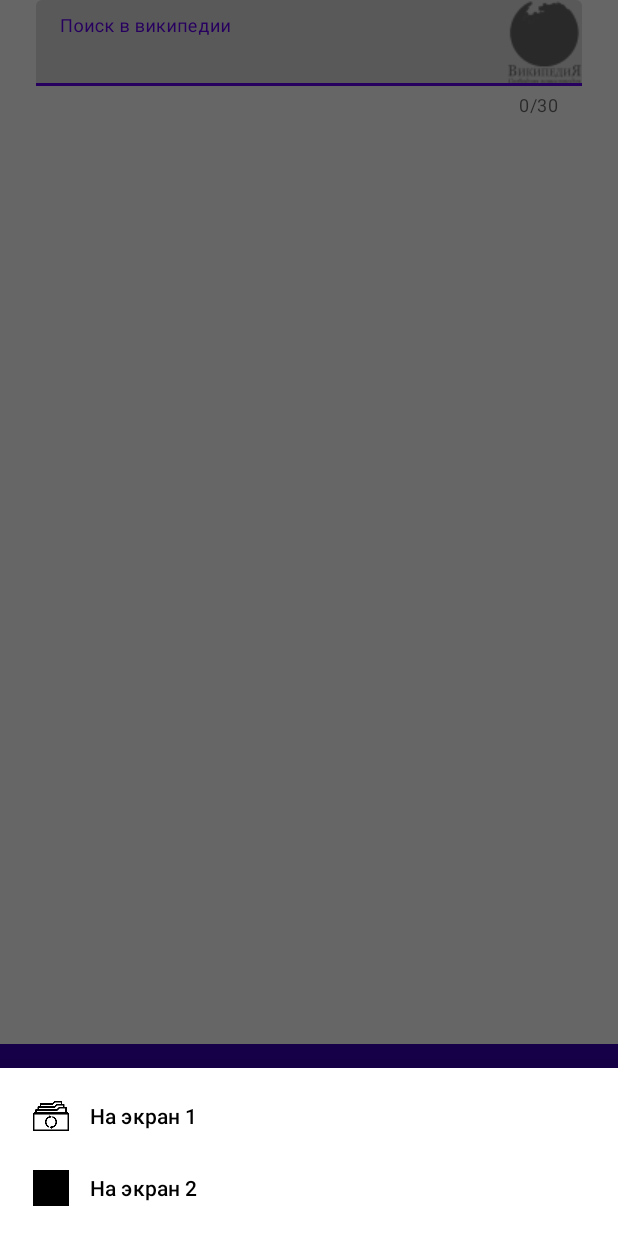
After one commit to HayarovEd/WorkMaterial, an Android app: the fragment BottomNavigationDrawerFragment placed in its activity, on a phone screen of 412 x 824 dp. The commit adds this screen. Run offline under Robolectric (Android 15) with nearby library versions, the phone set to English and light mode, and no system bars; libraries missing offline, so code that uses them is left out: coil.api.load; pictures from the network do not load.

Commit message:
release Navigation Drawer

```diff
--- a/app/src/main/java/com/edurda77/workmaterial/ui/BasicFragment.kt
+++ b/app/src/main/java/com/edurda77/workmaterial/ui/BasicFragment.kt
@@ -103,6 +103,11 @@ class BasicFragment : Fragment() {
         when (item.itemId) {
             R.id.action_favorite -> Toast.makeText(context, "Избранное", Toast.LENGTH_SHORT).show()
             R.id.action_search -> Toast.makeText(context, "Поиск фото", Toast.LENGTH_SHORT).show()
+            android.R.id.home -> {
+                val activity = requireActivity()
+                BottomNavigationDrawerFragment().show(activity.supportFragmentManager, "tag")
+            }
+
         }
 
         return super.onOptionsItemSelected(item)
--- /dev/null
+++ b/app/src/main/java/com/edurda77/workmaterial/ui/BottomNavigationDrawerFragment.kt
@@ -0,0 +1,37 @@
+package com.edurda77.workmaterial.ui
+
+import android.os.Bundle
+import android.view.LayoutInflater
+import android.view.View
+import android.view.ViewGroup
+import android.widget.Toast
+import com.edurda77.workmaterial.R
+import com.google.android.material.bottomsheet.BottomSheetDialogFragment
+import com.google.android.material.navigation.NavigationView
+
+class BottomNavigationDrawerFragment : BottomSheetDialogFragment() {
+
+    private lateinit var navigationView: NavigationView
+
+    override fun onCreateView(
+        inflater: LayoutInflater,
+        container: ViewGroup?,
+        savedInstanceState: Bundle?
+    ): View? {
+        return inflater.inflate(R.layout.dialog_fragment, container, false)
+    }
+
+    override fun onViewCreated(view: View, savedInstanceState: Bundle?) {
+        super.onViewCreated(view, savedInstanceState)
+
+        navigationView = view.findViewById(R.id.navigation_view)
+
+        navigationView.setNavigationItemSelectedListener { menuItem ->
+            when (menuItem.itemId) {
+                R.id.navigation_one -> Toast.makeText(context, "1", Toast.LENGTH_SHORT).show()
+                R.id.navigation_two -> Toast.makeText(context, "2", Toast.LENGTH_SHORT).show()
+            }
+            true
+        }
+    }
+}
--- /dev/null
+++ b/app/src/main/res/layout/dialog_fragment.xml
@@ -0,0 +1,17 @@
+<?xml version="1.0" encoding="utf-8"?>
+<androidx.constraintlayout.widget.ConstraintLayout
+    xmlns:android="http://schemas.android.com/apk/res/android"
+    xmlns:app="http://schemas.android.com/apk/res-auto"
+    android:layout_width="match_parent"
+    android:layout_height="match_parent">
+    <com.google.android.material.navigation.NavigationView
+        android:id="@+id/navigation_view"
+        android:layout_width="match_parent"
+        android:layout_height="wrap_content"
+        android:layout_gravity="bottom"
+        app:layout_constraintEnd_toEndOf="parent"
+        app:layout_constraintStart_toStartOf="parent"
+        app:layout_constraintTop_toTopOf="parent"
+        app:menu="@menu/menu_navigation_dialog" />
+
+</androidx.constraintlayout.widget.ConstraintLayout>
--- /dev/null
+++ b/app/src/main/res/menu/menu_navigation_dialog.xml
@@ -0,0 +1,13 @@
+<?xml version="1.0" encoding="utf-8"?>
+<menu xmlns:android="http://schemas.android.com/apk/res/android">
+    <group android:checkableBehavior="none">
+        <item
+            android:id="@+id/navigation_one"
+            android:icon="@drawable/ic_archive"
+            android:title="На экран 1" />
+        <item
+            android:id="@+id/navigation_two"
+            android:icon="@drawable/ic_send"
+            android:title="На экран 2" />
+    </group>
+</menu>
```
Also changed, not shown: app/src/main/res/drawable/ic_archive.png (added), app/src/main/res/drawable/ic_send.png (added).
